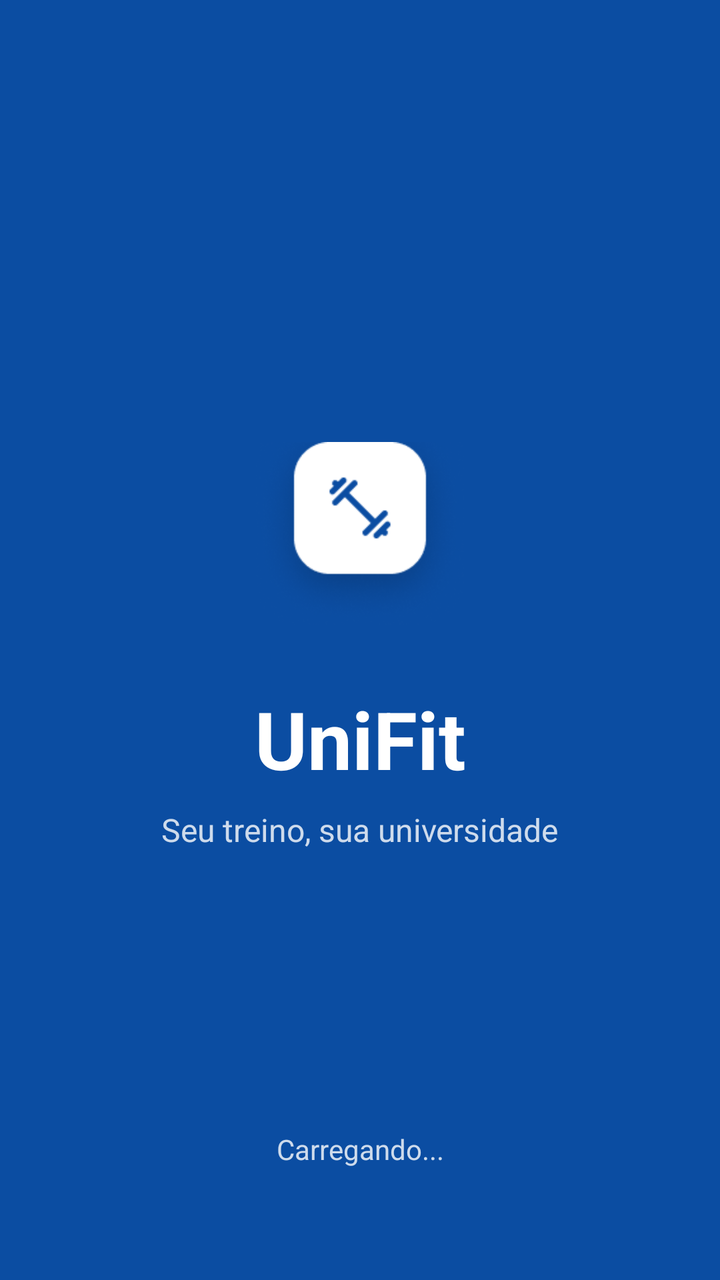
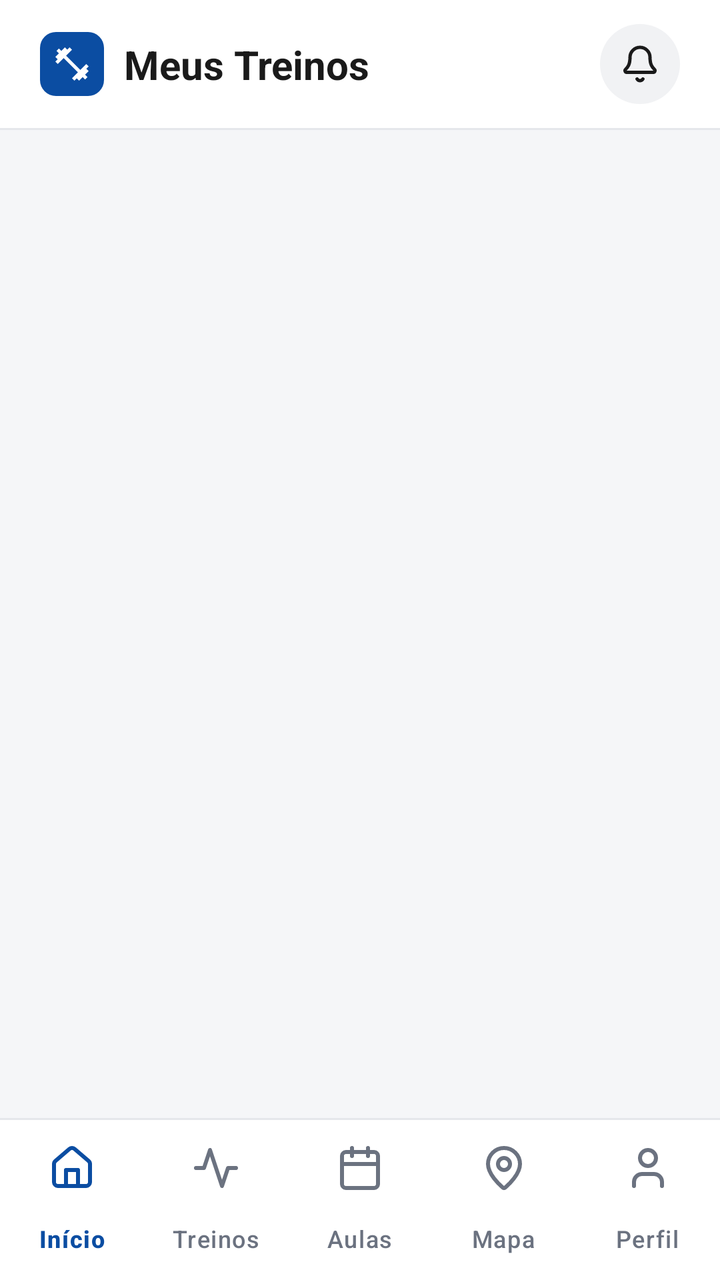

Compare the two renders of this Android layout. The source of the first and the diff that turns it into the second are given below.
<!-- AndroidManifest.xml: application theme Theme.UniFit -->
<!-- res/layout/activity_main.xml -->
<?xml version="1.0" encoding="utf-8"?>
<androidx.constraintlayout.widget.ConstraintLayout xmlns:android="http://schemas.android.com/apk/res/android"
    xmlns:app="http://schemas.android.com/apk/res-auto"
    xmlns:tools="http://schemas.android.com/tools"
    android:id="@+id/main"
    android:layout_width="match_parent"
    android:layout_height="match_parent"
    android:background="#0B4DA2"
    tools:context=".MainActivity">

    
    <ImageView
        android:id="@+id/imgLogo"
        android:layout_width="104dp"
        android:layout_height="104dp"
        android:contentDescription="Logo UniFit"
        app:srcCompat="@drawable/logo"
        app:layout_constraintVertical_chainStyle="packed"
        app:layout_constraintTop_toTopOf="parent"
        app:layout_constraintBottom_toTopOf="@id/txtTitulo"
        app:layout_constraintStart_toStartOf="parent"
        app:layout_constraintEnd_toEndOf="parent" />

    
    <TextView
        android:id="@+id/txtTitulo"
        android:layout_width="wrap_content"
        android:layout_height="wrap_content"
        android:layout_marginTop="24dp"
        android:text="UniFit"
        android:textColor="#FFFFFF"
        android:textSize="40sp"
        android:textStyle="bold"
        app:layout_constraintTop_toBottomOf="@id/imgLogo"
        app:layout_constraintBottom_toTopOf="@id/txtSubtitulo"
        app:layout_constraintStart_toStartOf="parent"
        app:layout_constraintEnd_toEndOf="parent" />

    
    <TextView
        android:id="@+id/txtSubtitulo"
        android:layout_width="wrap_content"
        android:layout_height="wrap_content"
        android:layout_marginTop="8dp"
        android:text="Seu treino, sua universidade"
        android:textColor="#CCFFFFFF"
        android:textSize="16sp"
        app:layout_constraintTop_toBottomOf="@id/txtTitulo"
        app:layout_constraintBottom_toBottomOf="parent"
        app:layout_constraintStart_toStartOf="parent"
        app:layout_constraintEnd_toEndOf="parent" />

    
    <ProgressBar
        android:id="@+id/progressLoading"
        android:layout_width="36dp"
        android:layout_height="36dp"
        android:layout_marginBottom="12dp"
        android:indeterminate="true"
        android:indeterminateTint="#FFFFFF"
        app:layout_constraintBottom_toTopOf="@id/txtCarregando"
        app:layout_constraintStart_toStartOf="parent"
        app:layout_constraintEnd_toEndOf="parent" />

    
    <TextView
        android:id="@+id/txtCarregando"
        android:layout_width="wrap_content"
        android:layout_height="wrap_content"
        android:layout_marginBottom="56dp"
        android:text="Carregando..."
        android:textColor="#CCFFFFFF"
        android:textSize="14sp"
        app:layout_constraintBottom_toBottomOf="parent"
        app:layout_constraintStart_toStartOf="parent"
        app:layout_constraintEnd_toEndOf="parent" />

</androidx.constraintlayout.widget.ConstraintLayout>
<!-- resources referenced by this layout -->
<resources>
  <!-- drawable logo: png bitmap (drawable, 12668 bytes) -->
  <style name="Theme.UniFit" parent="Base.Theme.UniFit" />
  <color name="azul_unifit">#0B4DA2</color>
  <color name="white">#FFFFFFFF</color>
  <color name="azul_claro">#E6EDF8</color>
  <!-- unchanged entries left out for length: 1 -->
</resources>

<!-- the commit's change to res/layout/activity_main.xml (unified diff, before → after) -->
@@ -5,72 +5,100 @@
     android:id="@+id/main"
     android:layout_width="match_parent"
     android:layout_height="match_parent"
-    android:background="#0B4DA2"
-    tools:context=".MainActivity">
+    android:background="?attr/corFundo"
+    tools:context=".ui.main.MainActivity">
 
     
     <ImageView
-        android:id="@+id/imgLogo"
-        android:layout_width="104dp"
-        android:layout_height="104dp"
-        android:contentDescription="Logo UniFit"
-        app:srcCompat="@drawable/logo"
-        app:layout_constraintVertical_chainStyle="packed"
+        android:id="@+id/imgLogoTopo"
+        android:layout_width="32dp"
+        android:layout_height="32dp"
+        android:layout_marginStart="20dp"
+        android:layout_marginTop="16dp"
+        android:background="@drawable/bg_logo_pequeno"
+        android:backgroundTint="?attr/corDestaque"
+        android:contentDescription="@string/logo_descricao"
+        android:padding="6dp"
+        app:srcCompat="@drawable/ic_haltere"
         app:layout_constraintTop_toTopOf="parent"
-        app:layout_constraintBottom_toTopOf="@id/txtTitulo"
+        app:layout_constraintStart_toStartOf="parent" />
+
+    
+    <TextView
+        android:id="@+id/txtTituloTela"
+        android:layout_width="wrap_content"
+        android:layout_height="wrap_content"
+        android:layout_marginStart="10dp"
+        android:text="@string/aba_treinos"
+        android:textColor="?attr/corTextoPrincipal"
+        android:textSize="20sp"
+        android:textStyle="bold"
+        app:layout_constraintTop_toTopOf="@id/imgLogoTopo"
+        app:layout_constraintBottom_toBottomOf="@id/imgLogoTopo"
+        app:layout_constraintStart_toEndOf="@id/imgLogoTopo" />
+
+    
+    <ImageView
+        android:id="@+id/btnNotificacoes"
+        android:layout_width="40dp"
+        android:layout_height="40dp"
+        android:layout_marginEnd="20dp"
+        android:background="@drawable/bg_circulo_cinza"
+        android:backgroundTint="?attr/corSuperficie"
+        android:contentDescription="@string/notificacoes"
+        android:foreground="?attr/selectableItemBackgroundBorderless"
+        android:padding="10dp"
+        app:srcCompat="@drawable/ic_notificacao"
+        app:tint="?attr/corTextoPrincipal"
+        app:layout_constraintTop_toTopOf="@id/imgLogoTopo"
+        app:layout_constraintBottom_toBottomOf="@id/imgLogoTopo"
+        app:layout_constraintEnd_toEndOf="parent" />
+
+    
+    <View
+        android:id="@+id/divisorTopo"
+        android:layout_width="0dp"
+        android:layout_height="1dp"
+        android:layout_marginTop="16dp"
+        android:background="?attr/corBorda"
+        app:layout_constraintTop_toBottomOf="@id/imgLogoTopo"
         app:layout_constraintStart_toStartOf="parent"
         app:layout_constraintEnd_toEndOf="parent" />
 
     
-    <TextView
-        android:id="@+id/txtTitulo"
-        android:layout_width="wrap_content"
-        android:layout_height="wrap_content"
-        android:layout_marginTop="24dp"
-        android:text="UniFit"
-        android:textColor="#FFFFFF"
-        android:textSize="40sp"
-        android:textStyle="bold"
-        app:layout_constraintTop_toBottomOf="@id/imgLogo"
-        app:layout_constraintBottom_toTopOf="@id/txtSubtitulo"
+    <androidx.fragment.app.FragmentContainerView
+        android:id="@+id/containerAbas"
+        android:layout_width="0dp"
+        android:layout_height="0dp"
+        android:background="?attr/corFundoTela"
+        app:layout_constraintTop_toBottomOf="@id/divisorTopo"
+        app:layout_constraintBottom_toTopOf="@id/divisorMenu"
         app:layout_constraintStart_toStartOf="parent"
         app:layout_constraintEnd_toEndOf="parent" />
 
     
-    <TextView
-        android:id="@+id/txtSubtitulo"
-        android:layout_width="wrap_content"
-        android:layout_height="wrap_content"
-        android:layout_marginTop="8dp"
-        android:text="Seu treino, sua universidade"
-        android:textColor="#CCFFFFFF"
-        android:textSize="16sp"
-        app:layout_constraintTop_toBottomOf="@id/txtTitulo"
-        app:layout_constraintBottom_toBottomOf="parent"
+    <View
+        android:id="@+id/divisorMenu"
+        android:layout_width="0dp"
+        android:layout_height="1dp"
+        android:background="?attr/corBorda"
+        app:layout_constraintBottom_toTopOf="@id/bottomNavigation"
         app:layout_constraintStart_toStartOf="parent"
         app:layout_constraintEnd_toEndOf="parent" />
 
     
-    <ProgressBar
-        android:id="@+id/progressLoading"
-        android:layout_width="36dp"
-        android:layout_height="36dp"
-        android:layout_marginBottom="12dp"
-        android:indeterminate="true"
-        android:indeterminateTint="#FFFFFF"
-        app:layout_constraintBottom_toTopOf="@id/txtCarregando"
-        app:layout_constraintStart_toStartOf="parent"
-        app:layout_constraintEnd_toEndOf="parent" />
-
-    
-    <TextView
-        android:id="@+id/txtCarregando"
-        android:layout_width="wrap_content"
+    <com.google.android.material.bottomnavigation.BottomNavigationView
+        android:id="@+id/bottomNavigation"
+        android:layout_width="0dp"
         android:layout_height="wrap_content"
-        android:layout_marginBottom="56dp"
-        android:text="Carregando..."
-        android:textColor="#CCFFFFFF"
-        android:textSize="14sp"
+        android:background="?attr/corFundo"
+        app:itemActiveIndicatorStyle="@style/IndicadorTransparente"
+        app:itemIconTint="@color/cor_item_bottom_nav_tema"
+        app:itemTextAppearanceActive="@style/TextoBottomNav"
+        app:itemTextAppearanceInactive="@style/TextoBottomNav"
+        app:itemTextColor="@color/cor_item_bottom_nav_tema"
+        app:labelVisibilityMode="labeled"
+        app:menu="@menu/menu_bottom_nav"
         app:layout_constraintBottom_toBottomOf="parent"
         app:layout_constraintStart_toStartOf="parent"
         app:layout_constraintEnd_toEndOf="parent" />
<!-- resource entries referenced after the edit -->
@@ -1,10 +1,87 @@
 <!-- resources referenced by this layout -->
 <resources>
-  <!-- drawable logo: png bitmap (drawable, 12668 bytes) -->
-  <style name="Theme.UniFit" parent="Base.Theme.UniFit" />
+  <!-- drawable bg_circulo_cinza (drawable) -->
+  <?xml version="1.0" encoding="utf-8"?>
+  <shape xmlns:android="http://schemas.android.com/apk/res/android"
+      android:shape="oval">
+      <solid android:color="@color/cinza_botao" />
+  </shape>
+  <!-- drawable bg_logo_pequeno (drawable) -->
+  <?xml version="1.0" encoding="utf-8"?>
+  <shape xmlns:android="http://schemas.android.com/apk/res/android"
+      android:shape="rectangle">
+      <solid android:color="@color/azul_unifit" />
+      <corners android:radius="8dp" />
+  </shape>
+  <!-- drawable ic_haltere (drawable) -->
+  <?xml version="1.0" encoding="utf-8"?>
+  <vector xmlns:android="http://schemas.android.com/apk/res/android"
+      android:width="24dp"
+      android:height="24dp"
+      android:viewportWidth="24"
+      android:viewportHeight="24">
+      <path
+          android:fillColor="#FFFFFF"
+          android:pathData="M20.57,14.86L22,13.43 20.57,12 17,15.57 8.43,7 12,3.43 10.57,2 9.14,3.43 7.71,2 5.57,4.14 4.14,2.71 2.71,4.14l1.43,1.43L2,7.71l1.43,1.43L2,10.57 3.43,12 7,8.43 15.57,17 12,20.57 13.43,22l1.43,-1.43L16.29,22l2.14,-2.14 1.43,1.43 1.43,-1.43 -1.43,-1.43L22,16.29z" />
+  </vector>
+  <!-- drawable ic_notificacao (drawable) -->
+  <?xml version="1.0" encoding="utf-8"?>
+  <vector xmlns:android="http://schemas.android.com/apk/res/android"
+      android:width="24dp"
+      android:height="24dp"
+      android:viewportWidth="24"
+      android:viewportHeight="24">
+      <path
+          android:pathData="M10.268,21a2,2 0,0 0,3.464 0"
+          android:strokeColor="#1A1A1A"
+          android:strokeWidth="2"
+          android:strokeLineCap="round"
+          android:strokeLineJoin="round" />
+      <path
+          android:pathData="M3.262,15.326A1,1 0,0 0,4 17h16a1,1 0,0 0,0.74 -1.673C19.41,13.956 18,12.499 18,8A6,6 0,0 0,6 8c0,4.499 -1.411,5.956 -2.738,7.326"
+          android:strokeColor="#1A1A1A"
+          android:strokeWidth="2"
+          android:strokeLineCap="round"
+          android:strokeLineJoin="round" />
+  </vector>
+  <string name="aba_treinos">Meus Treinos</string>
+  <string name="logo_descricao">Logo UniFit</string>
+  <string name="notificacoes">Notificações</string>
+  <style name="IndicadorTransparente" parent="Widget.Material3.BottomNavigationView.ActiveIndicator">
+          <item name="android:color">@android:color/transparent</item>
+      </style>
+  <style name="TextoBottomNav" parent="TextAppearance.Material3.LabelSmall">
+          <item name="android:textSize">12sp</item>
+      </style>
+  <style name="Theme.UniFit" parent="Base.Theme.UniFit">
+          <item name="corFundo">@color/white</item>
+          <item name="corFundoTela">@color/fundo_tela</item>
+          <item name="corFundoMarca">@color/azul_unifit</item>
+          <item name="corCard">@color/white</item>
+          <item name="corBorda">@color/borda_card</item>
+          <item name="corSuperficie">@color/cinza_botao</item>
+          <item name="corTextoPrincipal">@color/texto_principal</item>
+          <item name="corTextoSecundario">@color/texto_secundario</item>
+          <item name="corDestaque">@color/azul_unifit</item>
+          <item name="corDestaqueClaro">@color/azul_claro</item>
+          <item name="corTextoSobreDestaque">@color/white</item>
+          <item name="corTextoDica">@color/azul_texto_dica</item>
+          <item name="corSucessoFundo">@color/verde_hoje_fundo</item>
+          <item name="corSucessoTexto">@color/verde_hoje_texto</item>
+          <item name="corIndicadorInativo">@color/cinza_indicador</item>
+      </style>
+  <color name="cinza_botao">#F1F2F4</color>
   <color name="azul_unifit">#0B4DA2</color>
   <color name="white">#FFFFFFFF</color>
+  <color name="fundo_tela">#F5F6F8</color>
+  <color name="borda_card">#E5E7EB</color>
+  <color name="texto_principal">#1A1A1A</color>
+  <color name="texto_secundario">#6B7280</color>
   <color name="azul_claro">#E6EDF8</color>
+  <color name="azul_texto_dica">#3B6CB5</color>
+  <color name="verde_hoje_fundo">#DCFCE7</color>
+  <color name="verde_hoje_texto">#16A34A</color>
+  <color name="cinza_indicador">#E5E7EB</color>
   <!-- unchanged entries left out for length: 1 -->
 </resources>
 
